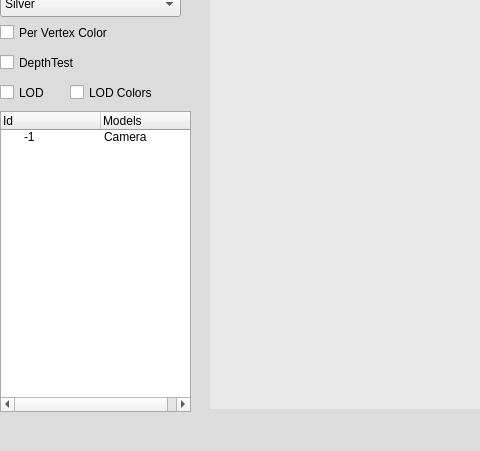
Before: the Qt Designer form interface.ui in thejdeep/pyramid-point-renderer, drawn with Qt 5; both pictures show x 0 to 480 and y 405 to 856 of the 987 by 856 pixel window.
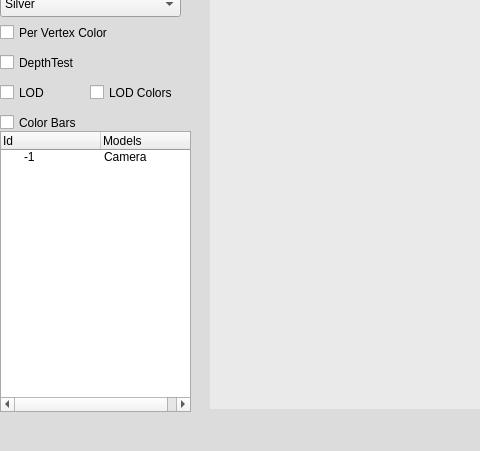
After: the same form once the commit is applied. Custom widgets are drawn as their Qt base class.

Commit message: Included check box for color bars.

The edit to the form file:
```diff
--- a/interface.ui
+++ b/interface.ui
@@ -158,9 +158,9 @@
     <property name="geometry" >
      <rect>
       <x>0</x>
-      <y>480</y>
+      <y>500</y>
       <width>191</width>
-      <height>301</height>
+      <height>281</height>
      </rect>
     </property>
     <column>
@@ -498,7 +498,7 @@
    <widget class="QCheckBox" name="checkBoxLODColors" >
     <property name="geometry" >
      <rect>
-      <x>70</x>
+      <x>90</x>
       <y>450</y>
       <width>91</width>
       <height>23</height>
@@ -508,6 +508,19 @@
      <string>LOD Colors</string>
     </property>
    </widget>
+   <widget class="QCheckBox" name="checkBoxColorBars" >
+    <property name="geometry" >
+     <rect>
+      <x>0</x>
+      <y>480</y>
+      <width>91</width>
+      <height>23</height>
+     </rect>
+    </property>
+    <property name="text" >
+     <string>Color Bars</string>
+    </property>
+   </widget>
   </widget>
   <widget class="QMenuBar" name="menubar" >
    <property name="geometry" >
```
The commit also changes 6 other files.
